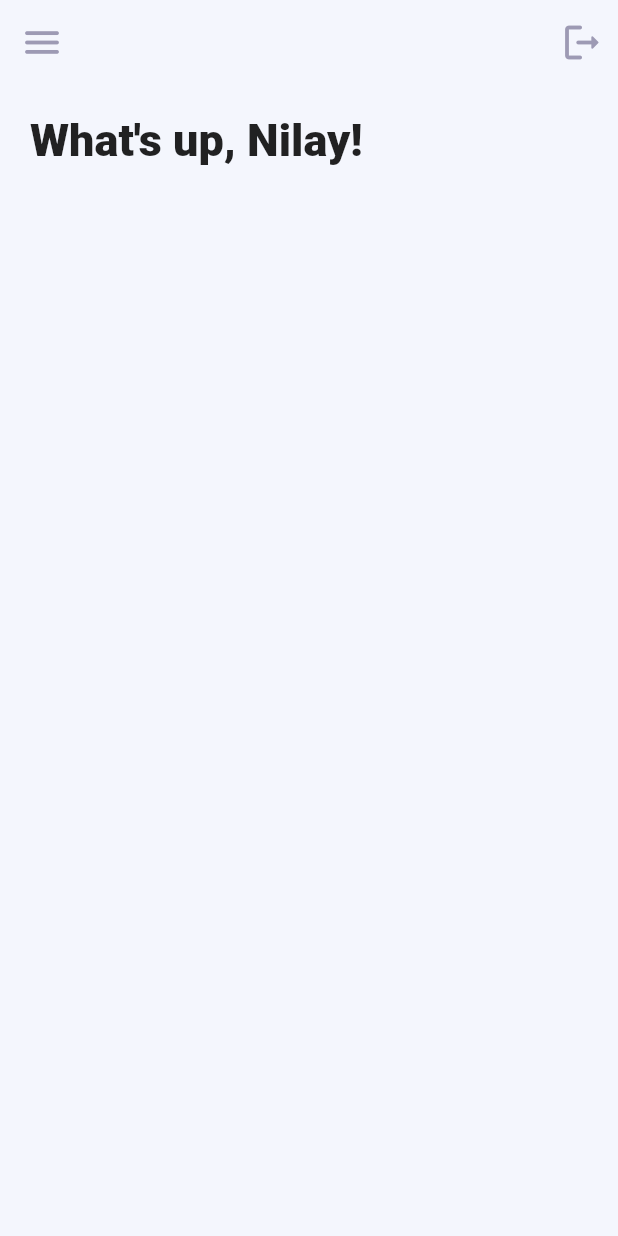
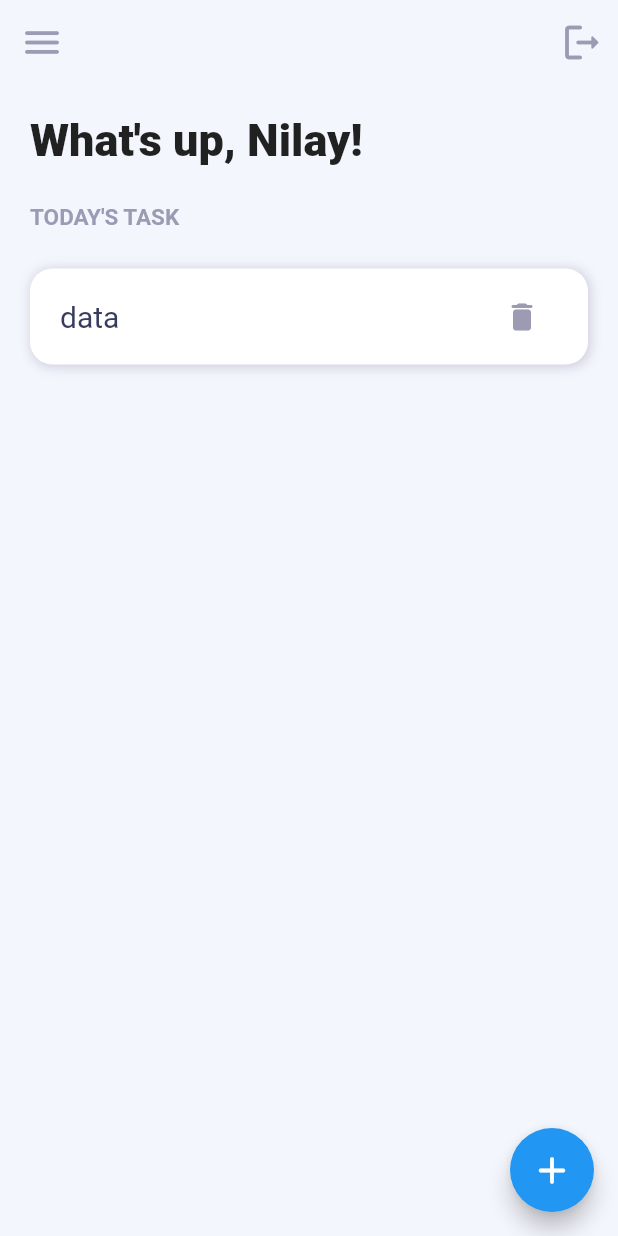
Before and after one commit to nilaysaha05/todo_flutter_app, a Flutter app: the screen it shows after launch, on a phone screen of 412 x 824 dp. Run offline on Flutter 3.47's test engine with Material 2 defaults, Android fonts, the phone set to English and light mode, and no system bars.

Commit message:
2nd commit

```diff
--- a/lib/main.dart
+++ b/lib/main.dart
@@ -1,5 +1,5 @@
 import 'package:flutter/material.dart';
-import 'package:todo_app_flutter/home_page.dart';
+import 'package:todo_app_flutter/screens/home_page.dart';
 
 void main() {
   runApp(const MyApp());
@@ -10,7 +10,7 @@ class MyApp extends StatelessWidget {
 
   @override
   Widget build(BuildContext context) {
-    return  MaterialApp(
+    return const MaterialApp(
       debugShowCheckedModeBanner: false,
       home: HomePage(),
     );
--- /dev/null
+++ b/lib/screens/add_task_page.dart
@@ -0,0 +1,12 @@
+import 'package:flutter/material.dart';
+
+class AddTaskPage extends StatelessWidget {
+  const AddTaskPage({Key? key}) : super(key: key);
+
+  @override
+  Widget build(BuildContext context) {
+    return  Scaffold(
+      body: Column(children: [],)
+    );
+  }
+}
--- a/lib/home_page.dart
+++ b/lib/screens/home_page.dart
@@ -1,5 +1,7 @@
 import 'package:flutter/material.dart';
+import 'package:todo_app_flutter/screens/add_task_page.dart';
 import 'package:todo_app_flutter/theme.dart';
+import 'package:todo_app_flutter/todo_tile.dart';
 
 class HomePage extends StatelessWidget {
   const HomePage({Key? key}) : super(key: key);
@@ -41,7 +43,7 @@ class HomePage extends StatelessWidget {
       ),
       body: Padding(
         padding: const EdgeInsets.all(20.0),
-        child: Column(
+        child: ListView(
           children: const [
             Text(
               "What's up, Nilay!",
@@ -50,7 +52,35 @@ class HomePage extends StatelessWidget {
                 fontWeight: FontWeight.w800,
               ),
             ),
+            SizedBox(
+              height: 25,
+            ),
+            Text(
+              'TODAY\'S TASK',
+              style: TextStyle(
+                fontSize: 15.0,
+                fontWeight: FontWeight.bold,
+                color: grey,
+              ),
+            ),
+            SizedBox(
+              height: 10,
+            ),
+            TodoTile(),
           ],
+        ),
+      ),
+      floatingActionButton: FloatingActionButton(
+        onPressed: () {
+          Navigator.of(context).push(
+            MaterialPageRoute(
+              builder: (context) => const AddTaskPage(),
+            ),
+          );
+        },
+        child: const Icon(
+          Icons.add_rounded,
+          size: 30.0,
         ),
       ),
     );
--- /dev/null
+++ b/lib/todo_tile.dart
@@ -0,0 +1,44 @@
+import 'package:flutter/material.dart';
+import 'package:todo_app_flutter/theme.dart';
+
+class TodoTile extends StatelessWidget {
+  const TodoTile({Key? key}) : super(key: key);
+
+  @override
+  Widget build(BuildContext context) {
+    return Padding(
+      padding: const EdgeInsets.symmetric(vertical: 15.0),
+      child: Container(
+        padding: const EdgeInsets.symmetric(vertical: 8.0, horizontal: 20.0),
+        decoration: BoxDecoration(
+          color: Colors.white,
+          borderRadius: BorderRadius.circular(15.0),
+          boxShadow: [
+            BoxShadow(
+              color: grey.withOpacity(0.4),
+              blurRadius: 6,
+              spreadRadius: 0.8,
+              offset: const Offset(1, 1),
+            ),
+          ],
+        ),
+        child: Row(
+          mainAxisAlignment: MainAxisAlignment.spaceBetween,
+          children: [
+            const Text(
+              'data',
+              style: TextStyle(color: blackAccent, fontSize: 20.0),
+            ),
+            IconButton(
+              onPressed: () {},
+              icon: const Icon(
+                Icons.delete_rounded,
+                color: grey,
+              ),
+            ),
+          ],
+        ),
+      ),
+    );
+  }
+}
```
